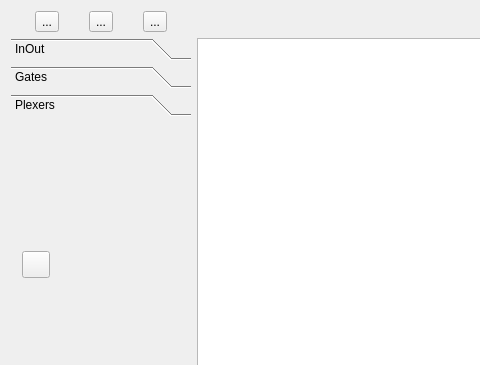
Before: the Qt Designer form src/mainwindow.ui in MATF-RS20/RS010-circuitdesign, drawn with Qt 5; both pictures show x 0 to 480 and y 0 to 365 of the 700 by 468 pixel window.
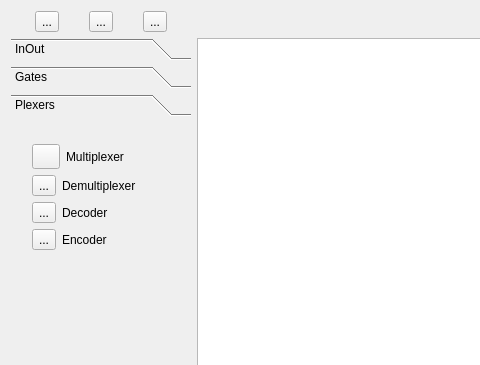
After: the same form once the commit is applied. The open tabs and pages were chosen to show the change. Icons and pictures are not drawn.

What changed in the file:
```diff
--- a/src/mainwindow.ui
+++ b/src/mainwindow.ui
@@ -537,8 +537,19 @@
          <attribute name="label">
           <string>Plexers</string>
          </attribute>
+         <widget class="QWidget" name="layoutWidget">
+          <property name="geometry">
+           <rect>
+            <x>10</x>
+            <y>11</y>
+            <width>136</width>
+            <height>128</height>
+           </rect>
+          </property>
          <layout class="QVBoxLayout" name="verticalLayout_3">
           <item>
+            <layout class="QHBoxLayout" name="horizontalLayout_5">
+             <item>
            <widget class="QToolButton" name="multiplexerButton">
             <property name="text">
              <string/>
@@ -558,7 +569,98 @@
             </attribute>
            </widget>
           </item>
-         </layout>
+             <item>
+              <widget class="QLabel" name="labelMultiplexer">
+               <property name="text">
+                <string>Multiplexer</string>
+               </property>
+              </widget>
+             </item>
+            </layout>
+           </item>
+           <item>
+            <layout class="QHBoxLayout" name="horizontalLayout_4">
+             <item>
+              <widget class="QToolButton" name="demultiplexerButton">
+               <property name="text">
+                <string>...</string>
+               </property>
+               <property name="icon">
+                <iconset resource="../images.qrc">
+                 <normaloff>:/images/demultiplexer.png</normaloff>:/images/demultiplexer.png</iconset>
+               </property>
+               <property name="iconSize">
+                <size>
+                 <width>20</width>
+                 <height>20</height>
+                </size>
+               </property>
+               <attribute name="buttonGroup">
+                <string notr="true">buttonGroup</string>
+               </attribute>
+              </widget>
+             </item>
+             <item>
+              <widget class="QLabel" name="labelDemultiplexer">
+               <property name="text">
+                <string>Demultiplexer</string>
+               </property>
+              </widget>
+             </item>
+            </layout>
+           </item>
+           <item>
+            <layout class="QHBoxLayout" name="horizontalLayout_6">
+             <item>
+              <widget class="QToolButton" name="decoderButton">
+               <property name="text">
+                <string>...</string>
+               </property>
+               <property name="icon">
+                <iconset resource="../images.qrc">
+                 <normaloff>:/images/decoder.jpg</normaloff>:/images/decoder.jpg</iconset>
+               </property>
+               <attribute name="buttonGroup">
+                <string notr="true">buttonGroup</string>
+               </attribute>
+              </widget>
+             </item>
+             <item>
+              <widget class="QLabel" name="labelDecoder">
+               <property name="text">
+                <string>Decoder</string>
+               </property>
+              </widget>
+             </item>
+            </layout>
+           </item>
+           <item>
+            <layout class="QHBoxLayout" name="horizontalLayout_7">
+             <item>
+              <widget class="QToolButton" name="encoderButton">
+               <property name="text">
+                <string>...</string>
+               </property>
+               <property name="icon">
+                <iconset resource="../images.qrc">
+                 <normaloff>:/images/encoder.jpg</normaloff>:/images/encoder.jpg</iconset>
+               </property>
+               <attribute name="buttonGroup">
+                <string notr="true">buttonGroup</string>
+               </attribute>
+              </widget>
+             </item>
+             <item>
+              <widget class="QLabel" name="labelEncoder">
+               <property name="text">
+                <string>Encoder</string>
+               </property>
+              </widget>
+             </item>
+            </layout>
+           </item>
+          </layout>
+         </widget>
         </widget>
         <widget class="QWidget" name="Arithmetic">
          <property name="geometry">
```
Left out of the diff: 31 changed lines with no effect on the pictures. Lines whose indentation alone changed are shown as unchanged.
